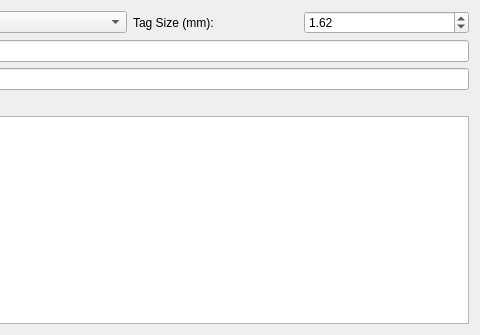
Above: src/fort-studio/GlobalPropertyWidget.ui from formicidae-tracker/studio before the change; both pictures show x 220 to 700 and y 0 to 335 of the 700 by 335 pixel window. Below: the same form after it.
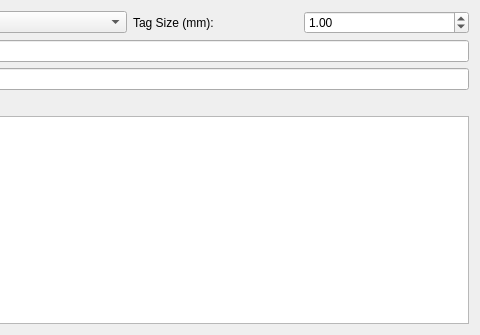
That is the form after the change. Custom widgets are drawn as their Qt base class.

Diff of the .ui file:
```diff
--- a/src/fort-studio/GlobalPropertyWidget.ui
+++ b/src/fort-studio/GlobalPropertyWidget.ui
@@ -39,7 +39,7 @@
       <double>0.100000000000000</double>
      </property>
      <property name="value">
-      <double>1.620000000000000</double>
+      <double>1.000000000000000</double>
      </property>
     </widget>
    </item>
```
